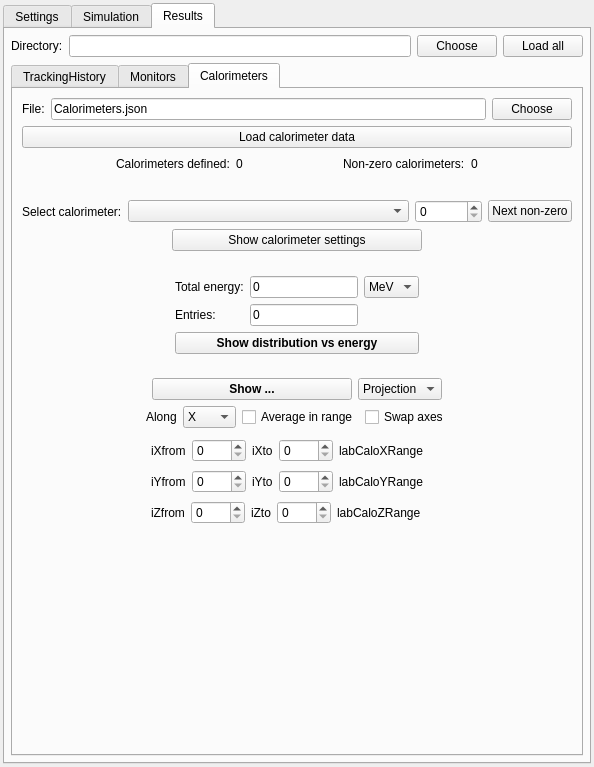
Before: the Qt Designer form ants3bundle/src/ants3/gui/particleSim/aparticlesimwin.ui in andrmor/ANTS3bundle, drawn with Qt 5.
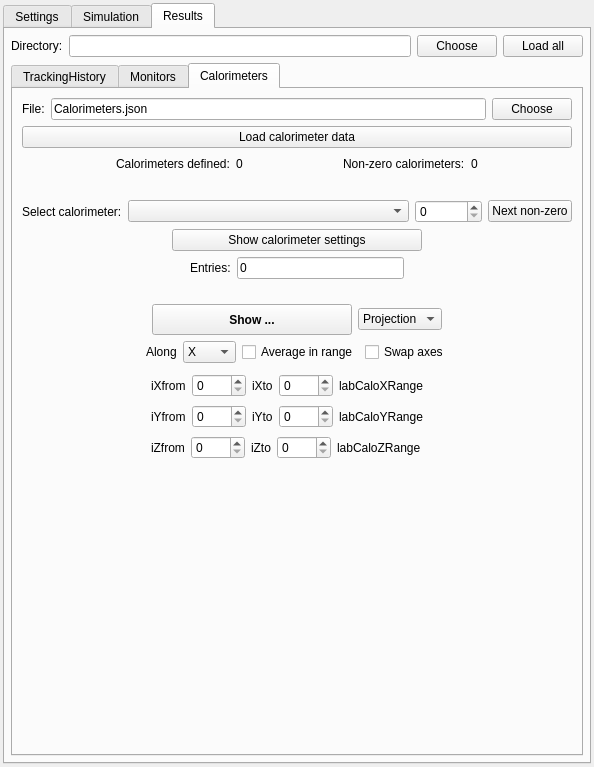
After: the same form once the commit is applied. The open tabs and pages were chosen to show the change. Icons and pictures are not drawn.

What changed in the file:
```diff
--- a/ants3bundle/src/ants3/gui/particleSim/aparticlesimwin.ui
+++ b/ants3bundle/src/ants3/gui/particleSim/aparticlesimwin.ui
@@ -4309,6 +4309,56 @@
               </property>
              </widget>
             </item>
+            <item>
+             <layout class="QHBoxLayout" name="horizontalLayout_56">
+              <property name="topMargin">
+               <number>0</number>
+              </property>
+              <item>
+               <spacer name="horizontalSpacer_70">
+                <property name="orientation">
+                 <enum>Qt::Horizontal</enum>
+                </property>
+                <property name="sizeHint" stdset="0">
+                 <size>
+                  <width>40</width>
+                  <height>20</height>
+                 </size>
+                </property>
+               </spacer>
+              </item>
+              <item>
+               <widget class="QLabel" name="label_48">
+                <property name="text">
+                 <string>Entries:</string>
+                </property>
+               </widget>
+              </item>
+              <item>
+               <widget class="QLineEdit" name="leCalorimetersEntries">
+                <property name="text">
+                 <string>0</string>
+                </property>
+                <property name="readOnly">
+                 <bool>true</bool>
+                </property>
+               </widget>
+              </item>
+              <item>
+               <spacer name="horizontalSpacer_71">
+                <property name="orientation">
+                 <enum>Qt::Horizontal</enum>
+                </property>
+                <property name="sizeHint" stdset="0">
+                 <size>
+                  <width>40</width>
+                  <height>20</height>
+                 </size>
+                </property>
+               </spacer>
+              </item>
+             </layout>
+            </item>
             <item>
              <spacer name="verticalSpacer_7">
               <property name="orientation">
@@ -4325,98 +4375,6 @@
               </property>
              </spacer>
             </item>
-            <item alignment="Qt::AlignHCenter">
-             <widget class="QFrame" name="frCalorimeter">
-              <property name="sizePolicy">
-               <sizepolicy hsizetype="Preferred" vsizetype="Minimum">
-                <horstretch>0</horstretch>
-                <verstretch>0</verstretch>
-               </sizepolicy>
-              </property>
-              <property name="frameShape">
-               <enum>QFrame::NoFrame</enum>
-              </property>
-              <property name="frameShadow">
-               <enum>QFrame::Raised</enum>
-              </property>
-              <layout class="QVBoxLayout" name="verticalLayout_33">
-               <item>
-                <layout class="QGridLayout" name="gridLayout_3">
-                 <item row="0" column="0">
-                  <widget class="QLabel" name="label_44">
-                   <property name="text">
-                    <string>Total energy:</string>
-                   </property>
-                  </widget>
-                 </item>
-                 <item row="0" column="1">
-                  <widget class="QLineEdit" name="leCalorimetersTotal">
-                   <property name="text">
-                    <string>0</string>
-                   </property>
-                   <property name="readOnly">
-                    <bool>true</bool>
-                   </property>
-                  </widget>
-                 </item>
-                 <item row="1" column="0">
-                  <widget class="QLabel" name="label_48">
-                   <property name="text">
-                    <string>Entries:</string>
-                   </property>
-                  </widget>
-                 </item>
-                 <item row="1" column="1">
-                  <widget class="QLineEdit" name="leCalorimetersEntries">
-                   <property name="text">
-                    <string>0</string>
-                   </property>
-                   <property name="readOnly">
-                    <bool>true</bool>
-                   </property>
-                  </widget>
-                 </item>
-                 <item row="0" column="2">
-                  <widget class="QComboBox" name="cobCalorimeterEnergyUnits">
-                   <item>
-                    <property name="text">
-                     <string>MeV</string>
-                    </property>
-                   </item>
-                   <item>
-                    <property name="text">
-                     <string>keV</string>
-                    </property>
-                   </item>
-                   <item>
-                    <property name="text">
-                     <string>eV</string>
-                    </property>
-                   </item>
-                   <item>
-                    <property name="text">
-                     <string>meV</string>
-                    </property>
-                   </item>
-                  </widget>
-                 </item>
-                </layout>
-               </item>
-               <item>
-                <widget class="QPushButton" name="pbCalorimetersShowDistribution">
-                 <property name="font">
-                  <font>
-                   <bold>true</bold>
-                  </font>
-                 </property>
-                 <property name="text">
-                  <string>Show distribution vs energy</string>
-                 </property>
-                </widget>
-               </item>
-              </layout>
-             </widget>
-            </item>
             <item>
              <widget class="QFrame" name="frCaloShow">
               <property name="minimumSize">
@@ -4455,7 +4413,7 @@
                    <property name="minimumSize">
                     <size>
                      <width>200</width>
-                     <height>0</height>
+                     <height>31</height>
                     </size>
                    </property>
                    <property name="font">
```
Left out of the diff: 322 changed lines with no effect on the pictures.
